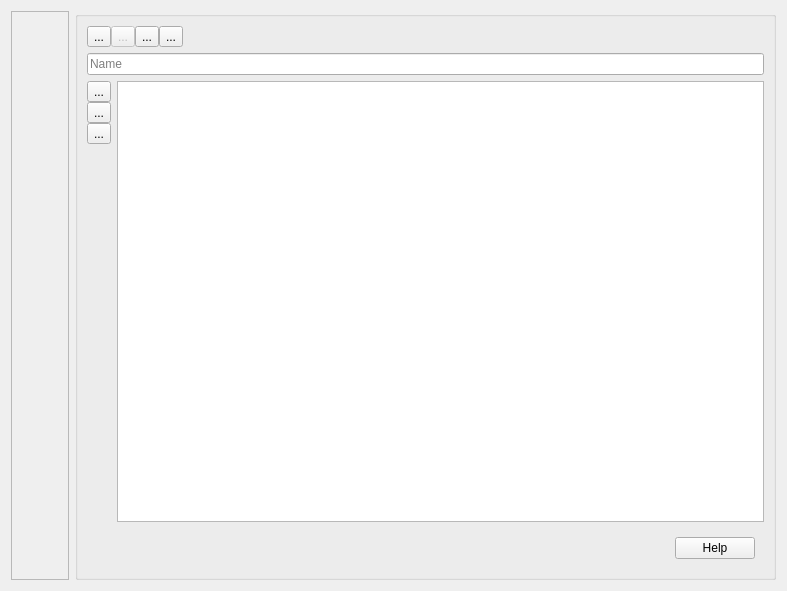
The window that TableInstanceForm.ui (fritzone/ddm) describes before a commit, drawn with Qt 5.
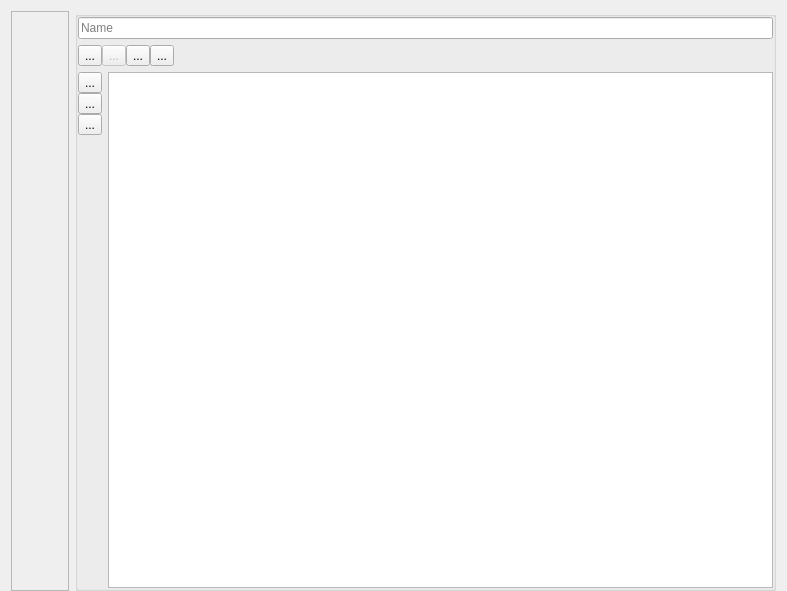
The same window after the commit. Icons and pictures are not drawn.

Diff of the .ui file:
```diff
--- a/TableInstanceForm.ui
+++ b/TableInstanceForm.ui
@@ -14,6 +14,9 @@
    <string>Form</string>
   </property>
   <layout class="QHBoxLayout" name="horizontalLayout">
+   <property name="bottomMargin">
+    <number>0</number>
+   </property>
    <item>
     <widget class="QFrame" name="frameForUnlockButton">
      <property name="frameShape">
@@ -101,7 +104,20 @@
      <property name="title">
       <string/>
      </property>
+     <property name="flat">
+      <bool>true</bool>
+     </property>
      <layout class="QVBoxLayout" name="verticalLayout">
+      <property name="margin">
+       <number>0</number>
+      </property>
+      <item>
+       <widget class="QLineEdit" name="lineEdit">
+        <property name="placeholderText">
+         <string>Name</string>
+        </property>
+       </widget>
+      </item>
       <item>
        <layout class="QHBoxLayout" name="horizontalLayout_13">
         <property name="spacing">
@@ -241,13 +257,6 @@
         </item>
        </layout>
       </item>
-      <item>
-       <widget class="QLineEdit" name="lineEdit">
-        <property name="placeholderText">
-         <string>Name</string>
-        </property>
-       </widget>
-      </item>
       <item>
        <layout class="QHBoxLayout" name="horizontalLayout_2">
         <item>
@@ -326,41 +335,6 @@
         </item>
        </layout>
       </item>
-      <item>
-       <widget class="QFrame" name="frame">
-        <property name="frameShape">
-         <enum>QFrame::NoFrame</enum>
-        </property>
-        <property name="frameShadow">
-         <enum>QFrame::Raised</enum>
-        </property>
-        <property name="lineWidth">
-         <number>0</number>
-        </property>
-        <layout class="QHBoxLayout" name="horizontalLayout_3">
-         <item>
-          <spacer name="horizontalSpacer_7">
-           <property name="orientation">
-            <enum>Qt::Horizontal</enum>
-           </property>
-           <property name="sizeHint" stdset="0">
-            <size>
-             <width>528</width>
-             <height>20</height>
-            </size>
-           </property>
-          </spacer>
-         </item>
-         <item>
-          <widget class="QPushButton" name="btnHelp">
-           <property name="text">
-            <string>Help</string>
-           </property>
-          </widget>
-         </item>
-        </layout>
-       </widget>
-      </item>
      </layout>
     </widget>
    </item>
```
Left out of the diff: 16 changed lines with no effect on the pictures.
